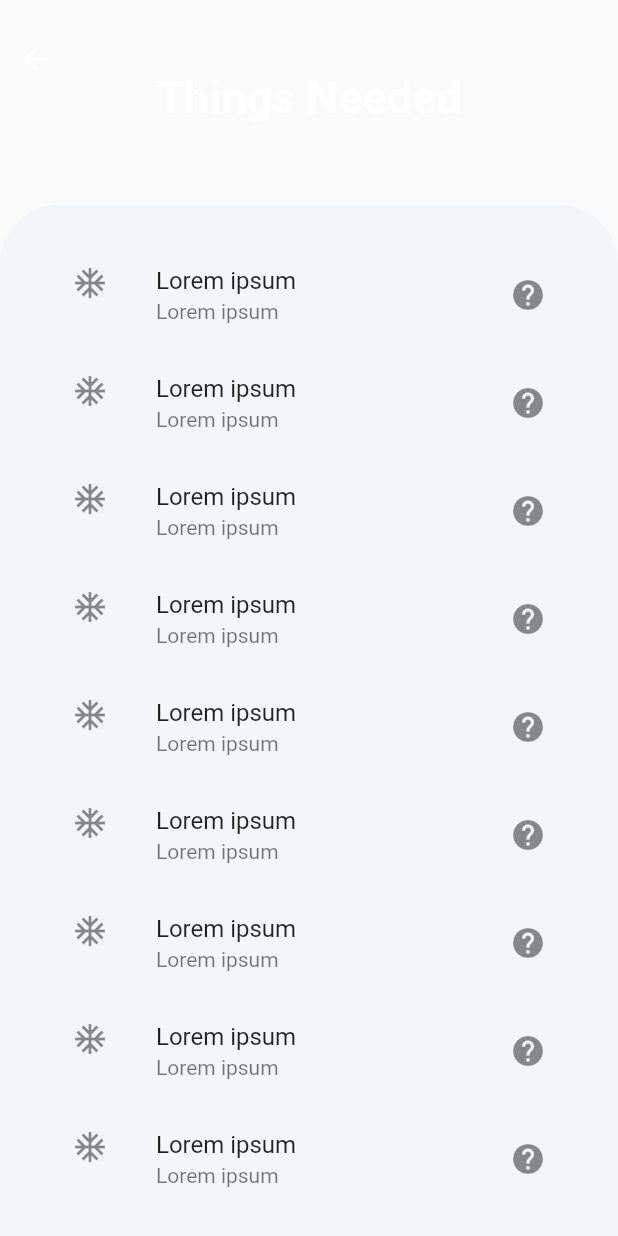
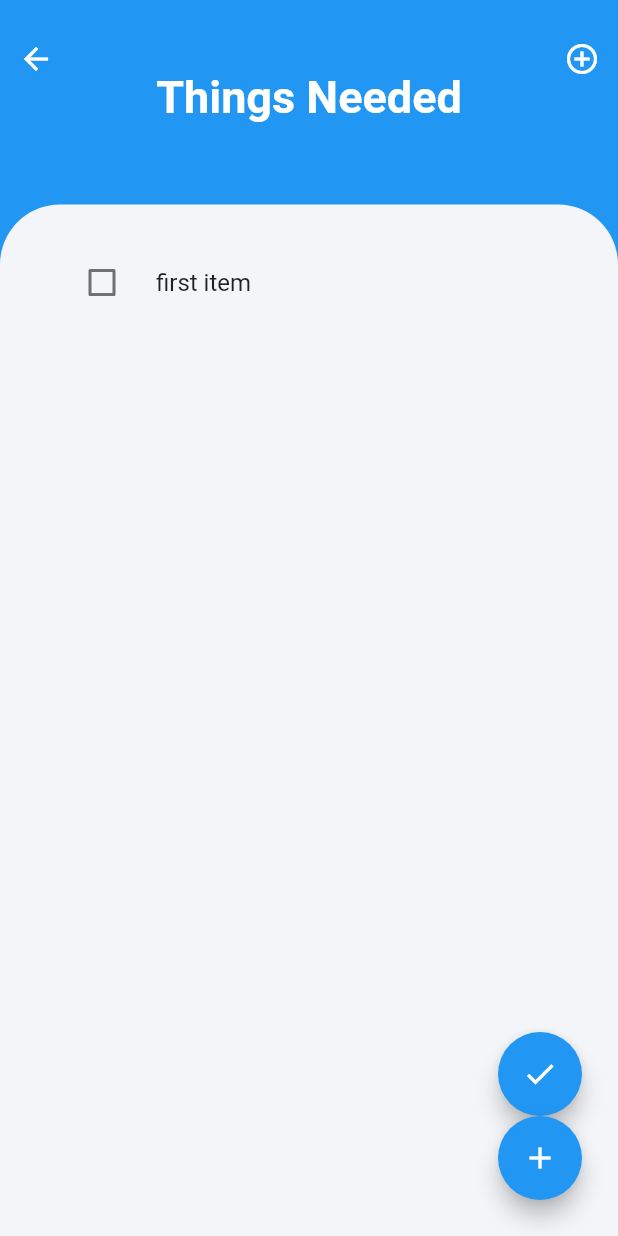
Before and after one commit to bensonarias/FinalProject_BenAndCers, a Flutter app: the To_buy screen opened directly, on a phone screen of 412 x 824 dp. Run offline on Flutter 3.47's test engine with Material 2 defaults, Android fonts, the phone set to English and light mode, and no system bars; our stand-ins replace splashscreen.

Commit message:
UI UPDATE

```diff
--- a/lib/emergencyhotlines/contacts_pandemic.dart
+++ b/lib/emergencyhotlines/contacts_pandemic.dart
@@ -1,6 +1,7 @@
 import 'package:flutter/material.dart';
 
 class contacts extends StatelessWidget{
+
   @override
   Widget build(BuildContext context) {
     return Container(
--- a/lib/main.dart
+++ b/lib/main.dart
@@ -284,7 +284,7 @@ class thingstobuy extends StatefulWidget {
 }
 
 class _thingstobuyState extends State<thingstobuy> {
-  var screens = [
+    var screens = [
     To_buy(),
     instock(),
   ];
--- a/lib/thingstobuy/to_buy.dart
+++ b/lib/thingstobuy/to_buy.dart
@@ -1,14 +1,64 @@
 import 'package:flutter/material.dart';
+
 
 class To_buy extends StatefulWidget {
   @override
   _To_buyState createState() => _To_buyState();
 }
 
+
 class _To_buyState extends State<To_buy> {
+  List<String> title = new List<String>();
+  List<bool> condition = new List<bool>();
+
+  @override
+  void initState() {
+    // TODO: implement initState
+    setState(() {
+        title.add("first item");
+        condition.add(false);
+
+    });
+  }
+
+  void ItemChange(bool val,int index){
+    setState(() {
+      condition[index] = val;
+    });
+  }
+
+  createAlertDialog(BuildContext context){
+    TextEditingController custom_controller = TextEditingController();
+
+    return showDialog(context: context,
+    builder: (BuildContext context){
+     return AlertDialog(
+        title: Text("What to add another item on the checklist?"),
+        content: TextField(
+          decoration: InputDecoration(
+              border: OutlineInputBorder(),
+              labelText: 'Add an item'),
+          controller: custom_controller,
+        ),
+        actions: <Widget>[
+          MaterialButton(
+            elevation: 5.0,
+            child: Text("Submit"),
+            onPressed: (){
+              Navigator.of(context).pop(custom_controller.text.toString());
+            },
+          )
+        ],
+      );
+    });
+
+
+  }
   @override
   Widget build(BuildContext context) {
-    return Container(
+    return Scaffold(
+    backgroundColor: Colors.blue,
+    body: Container(
       margin: EdgeInsets.only(top: 15),
       height: MediaQuery.of(context).size.height,
       width: double.infinity,
@@ -19,6 +69,16 @@ class _To_buyState extends State<To_buy> {
             child: IconButton(icon: Icon(Icons.arrow_back,color: Colors.white,),
                 onPressed: (){
                   Navigator.pop(context);
+                }),
+          ),
+          Align(
+            alignment: Alignment.topRight,
+            child: IconButton(icon: Icon(Icons.add_circle_outline,color: Colors.white,),
+                onPressed: (){
+                  createAlertDialog(context).then((onValue){
+                    condition.add(false);
+                    title.add('$onValue');
+                  });
                 }),
           ),
           Container(
@@ -55,14 +115,21 @@ class _To_buyState extends State<To_buy> {
                         child: Column(
                           crossAxisAlignment: CrossAxisAlignment.start,
                           children: <Widget>[
-                            for(var i=0;i<15;i++)
-                              ListTile(
-                                leading: Icon(Icons.ac_unit),
-                                title: Text("Lorem ipsum"),
-                                subtitle: Text("Lorem ipsum"),
-                                trailing: Icon(Icons.help),
-                              ),
-
+                            new ListView.builder(
+                                scrollDirection: Axis.vertical,
+                                shrinkWrap: true,
+                              itemCount: condition.length,
+                              itemBuilder: (BuildContext context, int index) {
+                                return new CheckboxListTile(
+                                    value: condition[index],
+                                    title: new Text(title[index]),
+                                    controlAffinity: ListTileControlAffinity
+                                        .leading,
+                                    onChanged: (bool val) {
+                                      ItemChange(val, index);
+                                    }
+                                );
+                              })
 
                           ],
                         ),
@@ -83,6 +150,27 @@ class _To_buyState extends State<To_buy> {
           ),
         ],
       ),
+    ),
+      floatingActionButtonLocation: FloatingActionButtonLocation.endFloat,
+      floatingActionButton: Padding(
+        padding: const EdgeInsets.all(8.0),
+        child: Column(
+          mainAxisAlignment: MainAxisAlignment.end,
+          children: <Widget>[
+            FloatingActionButton(
+              heroTag: null,
+              onPressed: () {},
+              child: Icon(Icons.check),
+            ),
+            FloatingActionButton(
+              heroTag: null,
+              onPressed: () {},
+              child: Icon(Icons.add),
+            )
+          ],
+        ),
+      ),
+
     );
   }
 }
```
